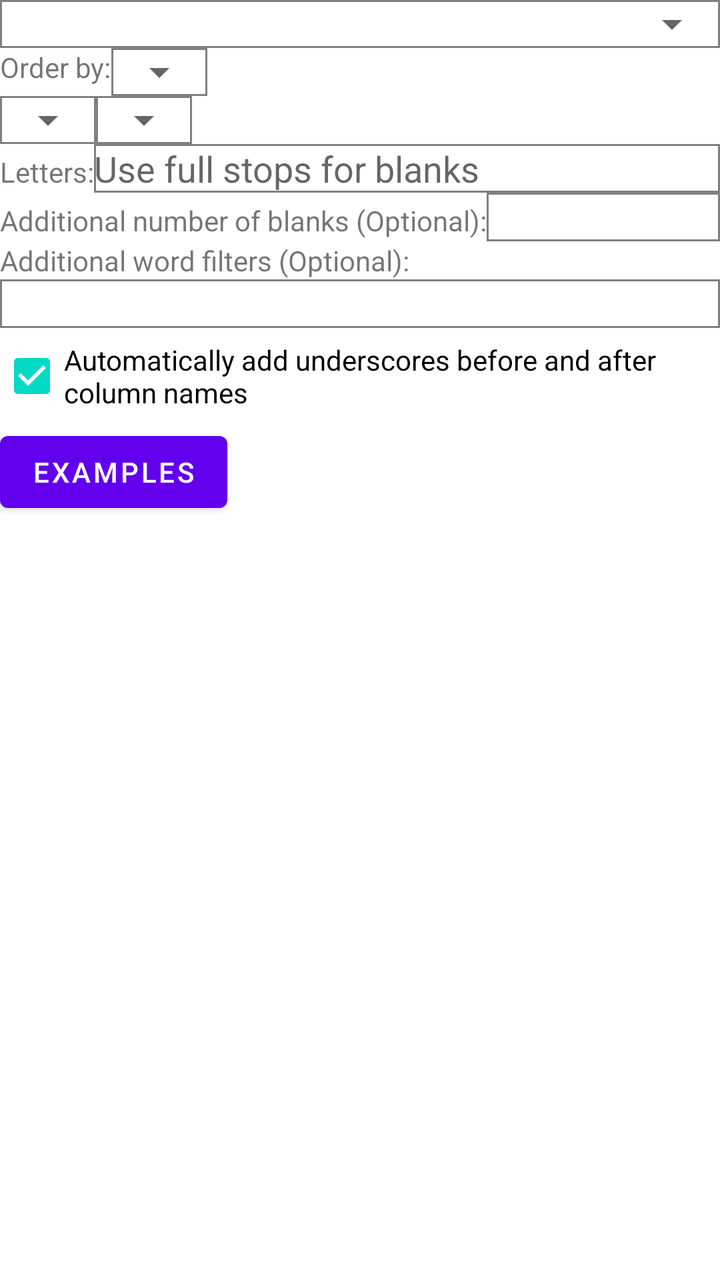
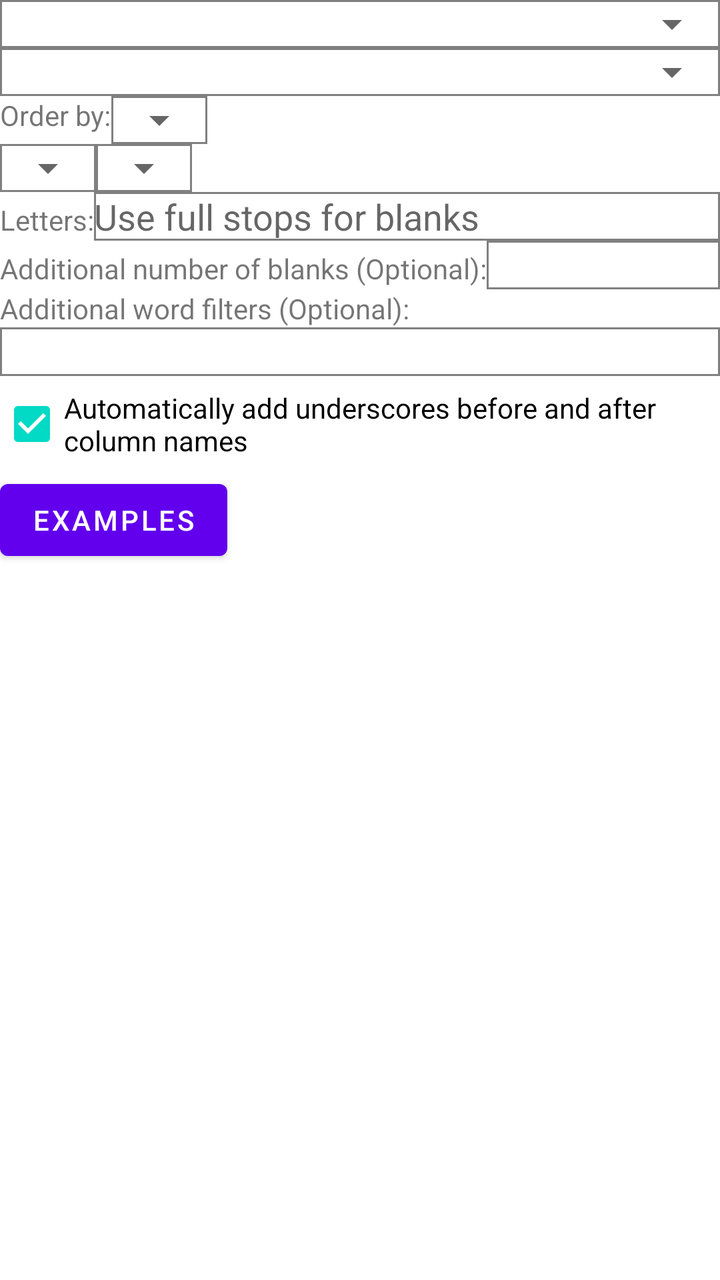

Before-and-after screenshots of an Android layout around one commit, followed by the original layout XML and the change that was made.
<!-- AndroidManifest.xml: application theme Theme.WordQuiz -->
<!-- res/layout/subanagram.xml -->
<?xml version="1.0" encoding="utf-8"?>
<ScrollView xmlns:android="http://schemas.android.com/apk/res/android"
    android:layout_width="match_parent"
    android:layout_height="wrap_content">
    <LinearLayout
        android:orientation="vertical"
        android:layout_width="match_parent"
        android:layout_height="match_parent">
        <FrameLayout
            android:layout_width="match_parent"
            android:layout_height="wrap_content"
            android:background="@drawable/rectangle">
            <Spinner
                android:id="@+id/spinner10"
                android:layout_width="match_parent"
                android:layout_height="wrap_content" />
        </FrameLayout>
        <LinearLayout
            android:orientation="horizontal"
            android:layout_width="match_parent"
            android:layout_height="wrap_content">
            <TextView
                android:layout_width="wrap_content"
                android:layout_height="wrap_content"
                android:text="Order by:"
                android:id="@+id/textview84">
            </TextView>
            <FrameLayout
                android:layout_width="wrap_content"
                android:layout_height="wrap_content"
                android:background="@drawable/rectangle">
                <Spinner
                    android:id="@+id/spinner31"
                    android:layout_width="wrap_content"
                    android:layout_height="wrap_content" />
            </FrameLayout>
        </LinearLayout>
        <LinearLayout
            android:orientation="horizontal"
            android:layout_width="match_parent"
            android:layout_height="wrap_content">
            <FrameLayout
                android:layout_width="wrap_content"
                android:layout_height="wrap_content"
                android:background="@drawable/rectangle">
                <Spinner
                    android:id="@+id/spinner32"
                    android:layout_width="wrap_content"
                    android:layout_height="wrap_content" />
            </FrameLayout>
            <FrameLayout
                android:layout_width="wrap_content"
                android:layout_height="wrap_content"
                android:background="@drawable/rectangle">
                <Spinner
                    android:id="@+id/spinner33"
                    android:layout_width="wrap_content"
                    android:layout_height="wrap_content" />
            </FrameLayout>
        </LinearLayout>
        <LinearLayout
            android:orientation="horizontal"
            android:layout_width="match_parent"
            android:layout_height="wrap_content">
            <TextView
                android:id="@+id/textview29"
                android:layout_width="wrap_content"
                android:layout_height="wrap_content"
                android:text="Letters:">
            </TextView>
            <EditText
                android:id="@+id/edittext19"
                android:layout_width="match_parent"
                android:layout_height="wrap_content"
                android:hint="Use full stops for blanks"
                android:background="@drawable/rectangle">
            </EditText>
        </LinearLayout>
        <LinearLayout
            android:orientation="horizontal"
            android:layout_width="match_parent"
            android:layout_height="wrap_content">
            <TextView
                android:id="@+id/textview30"
                android:layout_width="wrap_content"
                android:layout_height="wrap_content"
                android:text="Additional number of blanks (Optional):">
            </TextView>
            <EditText
                android:id="@+id/edittext20"
                android:layout_width="match_parent"
                android:layout_height="wrap_content"
                android:background="@drawable/rectangle"
                android:inputType="number">
            </EditText>
        </LinearLayout>
        <TextView
            android:id="@+id/textview31"
            android:layout_width="wrap_content"
            android:layout_height="wrap_content"
            android:text="Additional word filters (Optional):">
        </TextView>
        <EditText
            android:id="@+id/edittext29"
            android:layout_width="match_parent"
            android:layout_height="wrap_content"
            android:background="@drawable/rectangle">
        </EditText>
        <CheckBox
            android:id="@+id/checkbox4"
            android:layout_width="wrap_content"
            android:layout_height="wrap_content"
            android:checked="true"
            android:text="Automatically add underscores before and after column names">
        </CheckBox>
        <Button
            android:id="@+id/button81"
            android:layout_width="wrap_content"
            android:layout_height="wrap_content"
            android:text="Examples">
        </Button>
        <TextView
            android:id="@+id/textview32"
            android:layout_width="match_parent"
            android:layout_height="wrap_content">
        </TextView>
    </LinearLayout>
</ScrollView>
<!-- resources referenced by this layout -->
<resources>
  <!-- drawable rectangle (drawable) -->
  <?xml version="1.0" encoding="utf-8"?>
  <shape xmlns:android="http://schemas.android.com/apk/res/android">
      <stroke
          android:width="1dp"
          android:color="@color/gray"/>
  </shape>
  <style name="Theme.WordQuiz" parent="Theme.MaterialComponents.DayNight.NoActionBar">
          
          <item name="colorPrimary">@color/purple_500</item>
          <item name="colorPrimaryVariant">@color/purple_700</item>
          <item name="colorOnPrimary">@color/white</item>
          
          <item name="colorSecondary">@color/teal_200</item>
          <item name="colorSecondaryVariant">@color/teal_700</item>
          <item name="colorOnSecondary">@color/black</item>
          
          <item name="android:statusBarColor" tools:targetApi="l">?attr/colorPrimaryVariant</item>
          
      </style>
  <color name="gray">#FF808080</color>
  <color name="purple_500">#FF6200EE</color>
  <color name="purple_700">#FF3700B3</color>
  <color name="white">#FFFFFFFF</color>
  <color name="teal_200">#FF03DAC5</color>
  <color name="teal_700">#FF018786</color>
  <color name="black">#FF000000</color>
</resources>

<!-- the commit's change to res/layout/subanagram.xml (unified diff, before → after) -->
@@ -5,7 +5,16 @@
     <LinearLayout
         android:orientation="vertical"
         android:layout_width="match_parent"
-        android:layout_height="match_parent">
+        android:layout_height="wrap_content">
+        <FrameLayout
+            android:layout_width="match_parent"
+            android:layout_height="wrap_content"
+            android:background="@drawable/rectangle">
+            <Spinner
+                android:id="@+id/spinner37"
+                android:layout_width="match_parent"
+                android:layout_height="wrap_content" />
+        </FrameLayout>
         <FrameLayout
             android:layout_width="match_parent"
             android:layout_height="wrap_content"
